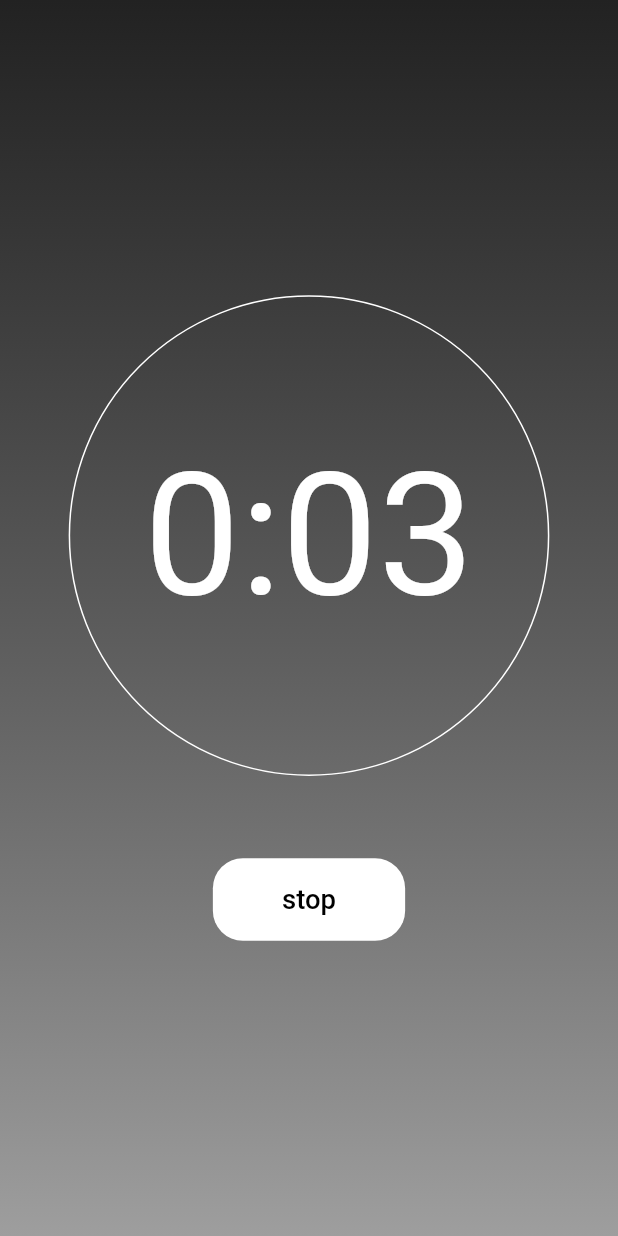
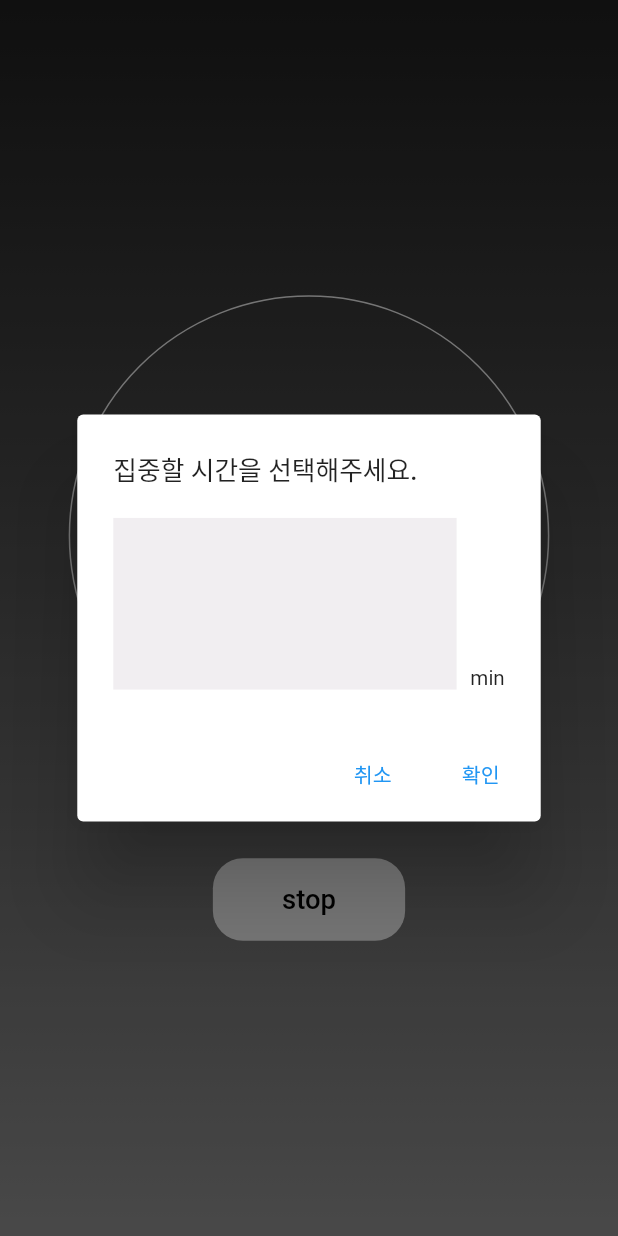
Before and after one commit to sgmsgood/flutter_i_see_u, a Flutter app: the screen it shows after launch, after a tap on "start", on a phone screen of 412 x 824 dp. Run offline on Flutter 3.47's test engine with Material 2 defaults, Android fonts, the phone set to English and light mode, and no system bars; our stand-ins replace flutter_screenutil, get; missing offline and left inert: from_to_time_picker.

Commit message:
set time alert

```diff
--- /dev/null
+++ b/lib/modules/timer/components/component_set_time.dart
@@ -0,0 +1,17 @@
+import 'package:flutter/material.dart';
+import 'package:flutter/src/widgets/framework.dart';
+import 'package:flutter_i_see_u/modules/timer/controller_timer.dart';
+import 'package:flutter_screenutil/flutter_screenutil.dart';
+import 'package:get/get.dart';
+
+class SetTimeComponent extends GetView<TimerController> {
+  const SetTimeComponent({Key? key}) : super(key: key);
+
+  @override
+  Widget build(BuildContext context) {
+    return Container(
+      color: Colors.white,
+      padding: EdgeInsets.symmetric(horizontal: 16.w),
+    );
+  }
+}
--- a/lib/modules/timer/controller_timer.dart
+++ b/lib/modules/timer/controller_timer.dart
@@ -1,4 +1,7 @@
 import 'package:flutter/material.dart';
+import 'package:flutter_i_see_u/modules/timer/components/component_set_time.dart';
+import 'package:flutter_screenutil/flutter_screenutil.dart';
+import 'package:from_to_time_picker/from_to_time_picker.dart';
 import 'package:get/get.dart';
 
 class TimerController extends GetxController with GetTickerProviderStateMixin {
@@ -35,7 +38,7 @@ class TimerController extends GetxController with GetTickerProviderStateMixin {
     animationController.dispose();
   }
 
-  void movingTimer() {
+  void movingTimer(BuildContext context) {
     if (animationController.isAnimating) {
       animationController.stop();
     } else {
@@ -46,16 +49,46 @@ class TimerController extends GetxController with GetTickerProviderStateMixin {
     }
 
     _setIsCounting();
+    _buildSetInterval(context);
   }
 
   void countTime() {
     Duration duration = (animationController.duration ?? Duration(seconds: 0)) *
         (animationController.value);
     _time.value =
-    '${duration.inMinutes}:${(duration.inSeconds % 60).toString().padLeft(2, '0')}';
+        '${duration.inMinutes}:${(duration.inSeconds % 60).toString().padLeft(2, '0')}';
   }
 
   void _setIsCounting() {
     _isCounting.value = animationController.isAnimating ? 'stop' : 'play';
   }
+
+  void _buildSetInterval(BuildContext context) {
+    // showDialog(
+    //     context: context,
+    //     builder: (_) => FromToTimePicker(
+    //       onTab: (from, to) {
+    //         print('from $from to $to');
+    //       },
+    //     ));
+    Get.dialog(
+      AlertDialog(
+        title: Text('집중할 시간을 선택해주세요.', style: TextStyle(fontSize: 15.sp)),
+        content: Row(
+          crossAxisAlignment: CrossAxisAlignment.end,
+          children: [
+            Container(color: Color(0xFFF1EEF1), width: 200.w, height: 100.w),
+            SizedBox(
+              width: 8.w,
+            ),
+            Text('min', style: TextStyle(fontSize: 12.sp))
+          ],
+        ),
+        actions: [
+          TextButton(onPressed: () => Get.back(), child: Text('취소', style: TextStyle(fontSize: 12.sp))),
+          TextButton(onPressed: () {}, child: Text('확인', style: TextStyle(fontSize: 12.sp)))
+        ],
+      ),
+    );
+  }
 }
--- a/lib/modules/timer/page_timer.dart
+++ b/lib/modules/timer/page_timer.dart
@@ -31,7 +31,7 @@ class TimerPage extends GetView<TimerController> {
             children: [
               _buildTimer(),
               SizedBox(height: 16.h),
-              _buildStartButton(),
+              _buildStartButton(context),
             ],
           ),
         ),
@@ -57,10 +57,10 @@ class TimerPage extends GetView<TimerController> {
     );
   }
 
-  Widget _buildStartButton() {
+  Widget _buildStartButton(BuildContext context) {
     return Obx(
       () => ElevatedButton(
-        onPressed: controller.movingTimer,
+        onPressed: () => controller.movingTimer(context),
         style: ElevatedButton.styleFrom(
           backgroundColor: Colors.white,
           shadowColor: Colors.transparent,
--- a/pubspec.yaml
+++ b/pubspec.yaml
@@ -41,7 +41,7 @@ dependencies:
   http: ^0.13.5
   # components
   loading_animation_widget: ^1.2.0+4
-  circular_countdown_timer: ^0.2.3
+  from_to_time_picker: ^1.1.1
   dropdown_search: ^5.0.5
 
   # The following adds the Cupertino Icons font to your application.
```
Also changed, not shown: pubspec.lock.
